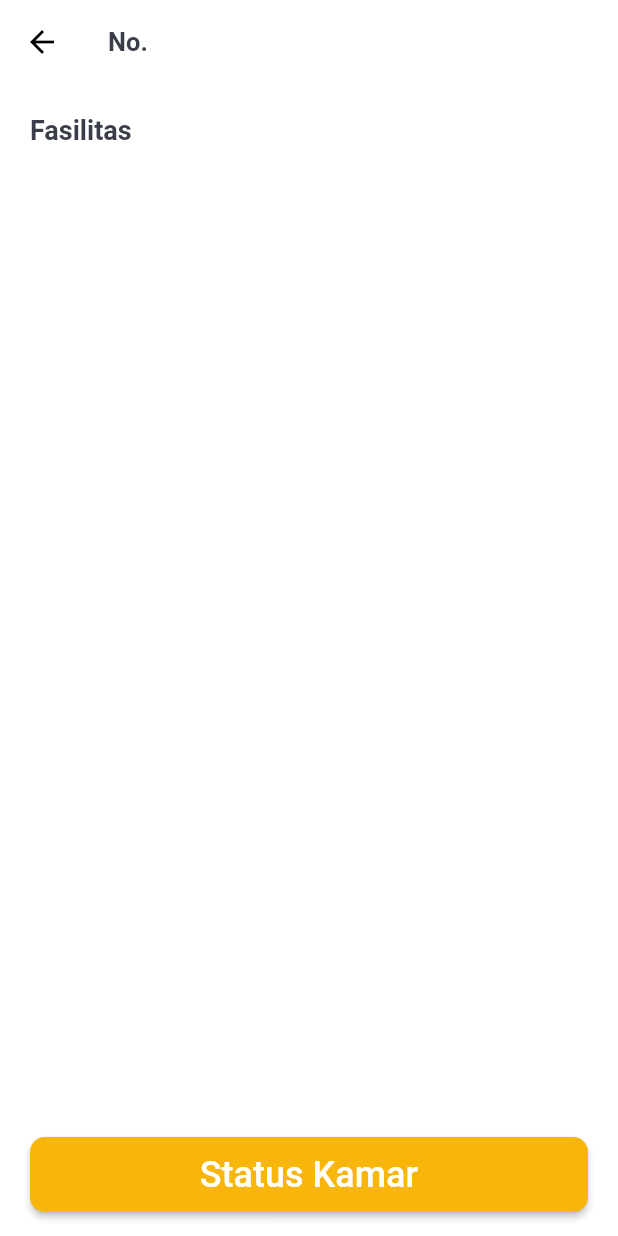
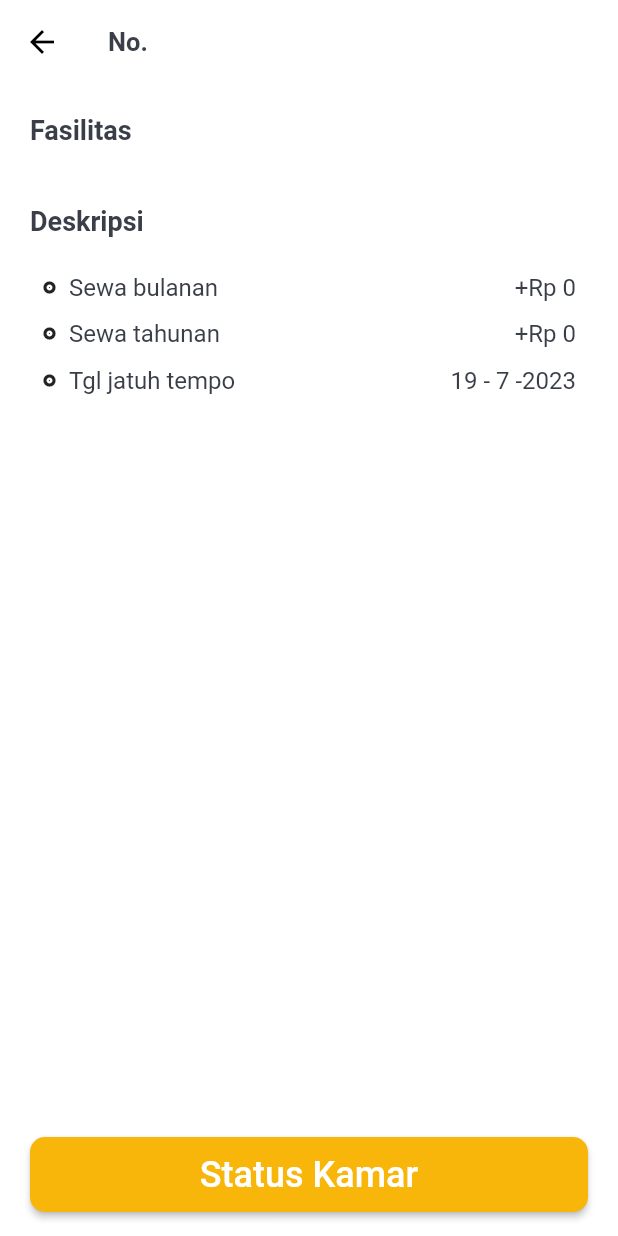
Before and after one commit to rahmat999ht/manajemen-kost-by-admin, a Flutter app: the DetailKamar screen opened directly with empty values, on a phone screen of 412 x 824 dp. Run offline on Flutter 3.47's test engine with Material 2 defaults, Android fonts, the phone set to English and light mode, and no system bars; our stand-ins replace cached_network_image, cloud_firestore, firebase_auth, firebase_core, firebase_messaging, firebase_storage and 8 more; missing offline and left inert: blurhash_dart, simple_grouped_listview; accounts and stored records are empty.

Commit message:
add deskripsi

```diff
--- a/lib/presentation/dashboard/components/details_kamar.dart
+++ b/lib/presentation/dashboard/components/details_kamar.dart
@@ -24,10 +24,11 @@ class DetailKamar extends StatelessWidget {
           _fasilitas(
             title: 'Fasilitas',
           ),
-          // _deskripsi(
-          //   title: 'Deskripsi',
-          //   deskripsi: '',
-          // )
+          _deskripsi(
+            title: 'Deskripsi',
+            kamarModel: kamarModel,
+            jatuhTempo: naiveBayesModel.tglJatuhTempo,
+          )
         ],
       ),
       floatingActionButtonLocation: FloatingActionButtonLocation.centerFloat,
@@ -165,8 +166,13 @@ class DetailKamar extends StatelessWidget {
 
   Widget _deskripsi({
     final String? title,
-    final String? deskripsi,
+    final KamarModel? kamarModel,
+    final Timestamp? jatuhTempo,
+    // final KamarModel? kamarModel,
   }) {
+    final day = initDay(jatuhTempo!);
+    final month = initMonth(jatuhTempo);
+    final year = inityear(jatuhTempo);
     return Padding(
       padding: const EdgeInsets.all(20),
       child: Column(
@@ -181,15 +187,76 @@ class DetailKamar extends StatelessWidget {
               fontWeight: FontWeight.bold,
             ),
           ),
-          Text(
-            deskripsi!,
-            style: const TextStyle(
-              color: ColorApp.blackText,
-              fontSize: 16,
+          const SizedBox(height: 16),
+          Padding(
+            padding: const EdgeInsets.all(8.0),
+            child: Column(
+              children: [
+                details(
+                  'Sewa bulanan',
+                  formatRupiah('${kamarModel!.sewaBulanan}'),
+                ),
+                const SizedBox(height: 12),
+                details(
+                  'Sewa tahunan',
+                  formatRupiah('${kamarModel.sewaTahunan}'),
+                ),
+                const SizedBox(height: 12),
+                details(
+                  'Tgl jatuh tempo',
+                  '$day - $month -$year',
+                ),
+              ],
             ),
           ),
         ],
       ),
     );
   }
+
+  Row details(String title, String subTitle) {
+    return Row(
+      children: [
+        const Icon(Icons.album, size: 10),
+        const SizedBox(width: 8),
+        Text(
+          title,
+          style: const TextStyle(
+            color: ColorApp.blackText,
+            fontSize: 16,
+          ),
+        ),
+        const Spacer(),
+        Text(
+          subTitle,
+          style: const TextStyle(
+            color: ColorApp.blackText,
+            fontSize: 16,
+          ),
+        ),
+      ],
+    );
+  }
+
+  int initDay(Timestamp time) {
+    final value = time.toDate().day;
+    return value;
+  }
+
+  int initMonth(Timestamp time) {
+    final value = time.toDate().month;
+    return value;
+  }
+
+  int inityear(Timestamp time) {
+    final value = time.toDate().year;
+    return value;
+  }
+
+  String formatRupiah(String amount) {
+    final formattedAmount = amount.toString().replaceAllMapped(
+        RegExp(r'(\d{1,3})(?=(\d{3})+(?!\d))'),
+        (Match match) => '${match.group(1)}.');
+    return '+Rp $formattedAmount';
+  }
 }
```
Also changed, not shown: lib/presentation/pemberitahuan/components/details_pemberitahuan.dart (+77 -11 lines).
